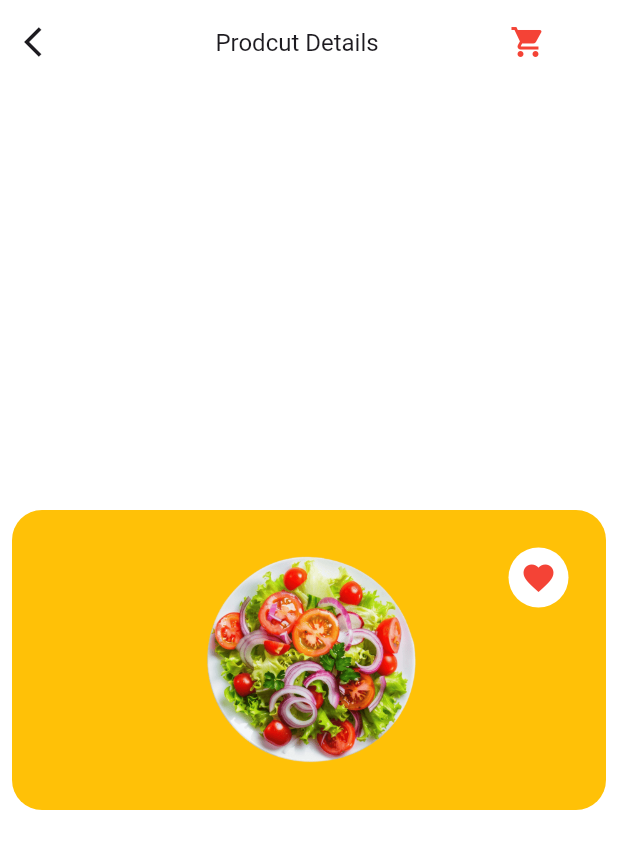
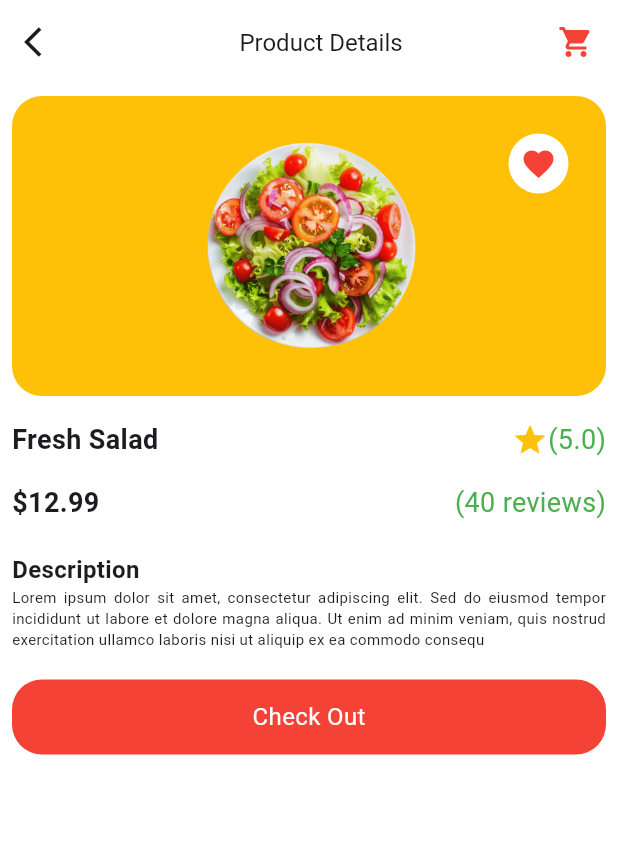
Before and after one commit to issacgravity/food_app, a Flutter app: the screen it shows after launch, after a tap on "Burger", on a phone screen of 412 x 824 dp. Shown: the top 849 px of the screen. Run offline on Flutter 3.47's test engine with Material 3 defaults, Android fonts, the phone set to English and light mode, and no system bars.

Commit message:
productpage updates

```diff
--- a/lib/homepage.dart
+++ b/lib/homepage.dart
@@ -106,7 +106,7 @@ class _HomePageState extends State<HomePage> {
             child: Column(
               crossAxisAlignment: CrossAxisAlignment.start,
               children: [
-                const SizedBox(height: 16),
+                SizedBox(height: 16),
                 TextField(
                   decoration: InputDecoration(
                     hintText: "Search",
@@ -115,24 +115,24 @@ class _HomePageState extends State<HomePage> {
                     fillColor: Colors.grey[50],
                     enabledBorder: OutlineInputBorder(
                       borderRadius: BorderRadius.circular(24),
-                      borderSide: const BorderSide(color: Colors.grey),
+                      borderSide: BorderSide(color: Colors.grey),
                     ),
                     focusedBorder: OutlineInputBorder(
                       borderRadius: BorderRadius.circular(24),
-                      borderSide: const BorderSide(
+                      borderSide: BorderSide(
                         color: Colors.amberAccent,
                         width: 2,
                       ),
                     ),
                   ),
                 ),
-                const SizedBox(height: 18),
+                SizedBox(height: 18),
                 Stack(
                   children: [
                     Container(
                       height: 200,
                       decoration: BoxDecoration(
-                        color: const Color.fromARGB(255, 206, 49, 38),
+                        color: Color.fromARGB(255, 206, 49, 38),
                         borderRadius: const BorderRadius.all(
                           Radius.circular(12.0),
                         ),
@@ -175,7 +175,7 @@ class _HomePageState extends State<HomePage> {
                     ),
                   ],
                 ),
-                const SizedBox(height: 20),
+                SizedBox(height: 20),
                 Row(
                   mainAxisAlignment: MainAxisAlignment.spaceBetween,
                   children: const [
@@ -196,7 +196,7 @@ class _HomePageState extends State<HomePage> {
                     ),
                   ],
                 ),
-                const SizedBox(height: 15),
+                SizedBox(height: 15),
                 SingleChildScrollView(
                   scrollDirection: Axis.horizontal,
                   child: Row(
@@ -242,7 +242,7 @@ class _HomePageState extends State<HomePage> {
                     }),
                   ),
                 ),
-                const SizedBox(height: 20),
+                SizedBox(height: 20),
                 Row(
                   mainAxisAlignment: MainAxisAlignment.spaceBetween,
                   children: const [
@@ -263,7 +263,7 @@ class _HomePageState extends State<HomePage> {
                     ),
                   ],
                 ),
-                const SizedBox(height: 15),
+                SizedBox(height: 15),
                 Center(
                   child: Wrap(
                     spacing: 12,
--- a/lib/productpage.dart
+++ b/lib/productpage.dart
@@ -8,6 +8,53 @@ class ProductPage extends StatefulWidget {
 }
 
 class _ProductPageState extends State<ProductPage> {
+  int selectedFood = 0;
+
+  final List<Map<String, dynamic>> food = [
+    {
+      "image": "assets/images/burger.jpg",
+      "title": "Burger",
+      "price": 4.99,
+      "description": "Delicious beef burger ",
+      "rating": 4.5,
+    },
+    {
+      "image": "assets/images/pizza.jpg",
+      "title": "Pizza",
+      "price": 6.99,
+      "description": "Cheesy pepperoni pizza",
+      "rating": 4.7,
+    },
+    {
+      "image": "assets/images/salad.jpg",
+      "title": "Salad",
+      "price": 3.49,
+      "description": "Fresh vegetable salad",
+      "rating": 4.2,
+    },
+    {
+      "image": "assets/images/burger.jpg",
+      "title": "Burger",
+      "price": 4.99,
+      "description": "Delicious beef burger ",
+      "rating": 4.5,
+    },
+    {
+      "image": "assets/images/pizza.jpg",
+      "title": "Pizza",
+      "price": 6.99,
+      "description": "Cheesy pepperoni pizza",
+      "rating": 4.7,
+    },
+    {
+      "image": "assets/images/salad.jpg",
+      "title": "Salad",
+      "price": 3.49,
+      "description": "Fresh vegetable salad",
+      "rating": 4.2,
+    },
+  ];
+
   @override
   Widget build(BuildContext context) {
     return Scaffold(
@@ -15,24 +62,29 @@ class _ProductPageState extends State<ProductPage> {
       appBar: AppBar(
         backgroundColor: Colors.white,
         title: Center(
-          child: Text("Prodcut Details", style: TextStyle(fontSize: 16)),
+          child: Text("Product Details", style: TextStyle(fontSize: 16)),
         ),
-        leading: const Icon(Icons.arrow_back_ios),
-        actions: const [
+        leading: IconButton(
+          icon: Icon(Icons.arrow_back_ios),
+          onPressed: () => Navigator.pop(context),
+        ),
+        actions: [
           Icon(Icons.shopping_cart, color: Colors.red),
-          Padding(padding: EdgeInsets.all(24)),
+          SizedBox(width: 16),
         ],
       ),
       body: Padding(
         padding: EdgeInsets.all(8),
-        child: Center(
-          child: Stack(
+        child: Column(
+          children: [
+            // The product image with favorite icon
+            Stack(
               children: [
                 Container(
                   height: 200,
                   decoration: BoxDecoration(
                     color: Colors.amber,
-                  borderRadius: BorderRadius.all(Radius.circular(20)),
+                    borderRadius: BorderRadius.circular(20),
                   ),
                 ),
                 Positioned(
@@ -52,13 +104,94 @@ class _ProductPageState extends State<ProductPage> {
                     width: 40,
                     decoration: BoxDecoration(
                       color: Colors.white,
-                    borderRadius: BorderRadius.all(Radius.circular(20)),
+                      shape: BoxShape.circle,
                     ),
-                  child: Icon(Icons.favorite, color: Colors.red),
+                    child: const Icon(Icons.favorite, color: Colors.red),
                   ),
                 ),
               ],
             ),
+            SizedBox(height: 16),
+            Column(
+              children: [
+                Row(
+                  mainAxisAlignment: MainAxisAlignment.spaceBetween,
+                  children: [
+                    Text(
+                      "Fresh Salad",
+                      style: TextStyle(
+                        fontSize: 18,
+                        fontWeight: FontWeight.bold,
+                      ),
+                    ),
+                    Row(
+                      children: [
+                        Icon(Icons.star, color: Colors.amber),
+                        Text(
+                          "(5.0)",
+                          style: TextStyle(fontSize: 18, color: Colors.green),
+                        ),
+                      ],
+                    ),
+                  ],
+                ),
+                SizedBox(height: 16),
+                Row(
+                  mainAxisAlignment: MainAxisAlignment.spaceBetween,
+                  children: [
+                    Text(
+                      "\$12.99",
+                      style: TextStyle(
+                        fontSize: 18,
+                        fontWeight: FontWeight.bold,
+                      ),
+                    ),
+                    Text(
+                      "(40 reviews)",
+                      style: TextStyle(fontSize: 18, color: Colors.green),
+                    ),
+                  ],
+                ),
+                SizedBox(height: 20),
+                Column(
+                  crossAxisAlignment: CrossAxisAlignment.start,
+                  children: [
+                    Text(
+                      "Description",
+                      style: TextStyle(
+                        fontSize: 16,
+                        fontWeight: FontWeight.bold,
+                      ),
+                    ),
+                    Text(
+                      textAlign: TextAlign.justify,
+                      "Lorem ipsum dolor sit amet, consectetur adipiscing elit. Sed do eiusmod tempor incididunt ut labore et dolore magna aliqua. Ut enim ad minim veniam, quis nostrud exercitation ullamco laboris nisi ut aliquip ex ea commodo consequ",
+                      style: TextStyle(fontSize: 10),
+                    ),
+                  ],
+                ),
+
+                SizedBox(height: 20),
+
+                InkWell(
+                  onTap: () {},
+                  child: Container(
+                    height: 50,
+                    decoration: BoxDecoration(
+                      color: Colors.red,
+                      borderRadius: BorderRadius.all(Radius.circular(20)),
+                    ),
+                    child: Center(
+                      child: Text(
+                        'Check Out',
+                        style: TextStyle(fontSize: 16, color: Colors.white),
+                      ),
+                    ),
+                  ),
+                ),
+              ],
+            ),
+          ],
         ),
       ),
     );
```
Lines whose indentation alone changed are shown as unchanged.
